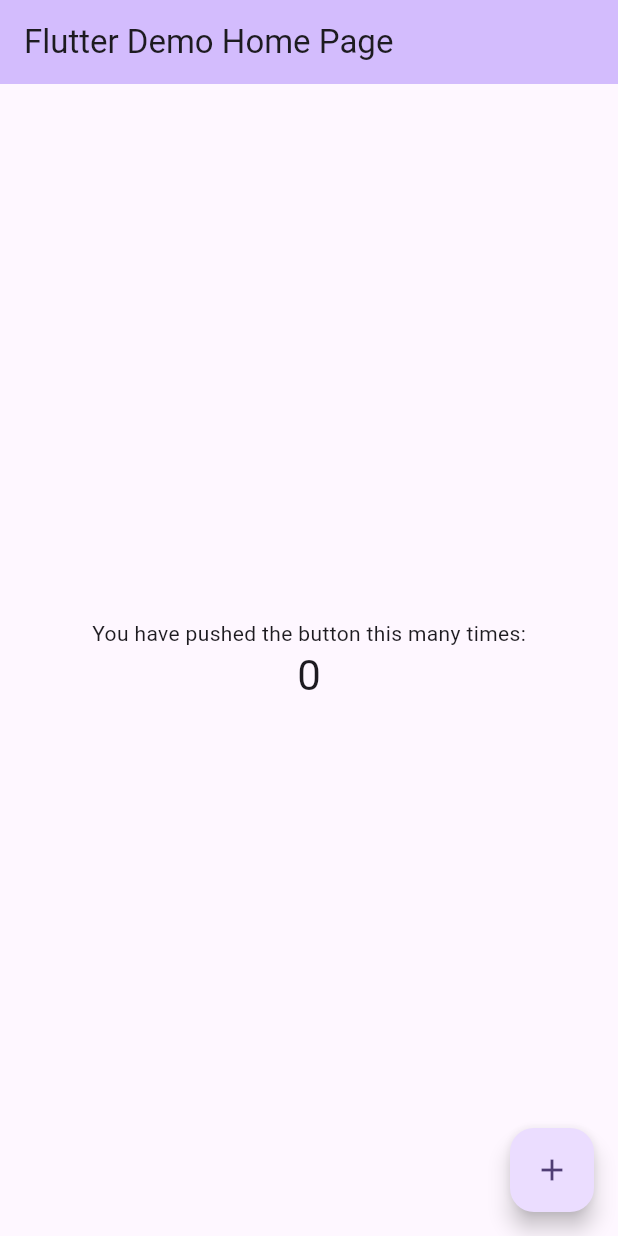
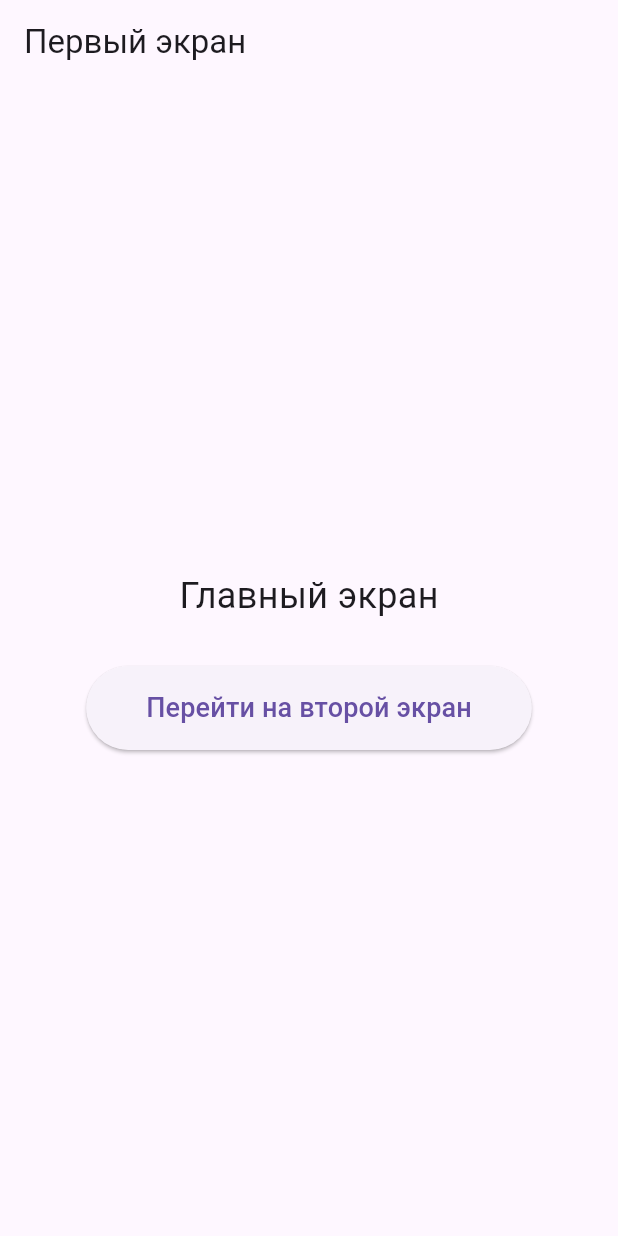
Before and after one commit to SVIKI17/PI2303_SVISCHEV, a Flutter app: the screen it shows after launch, on a phone screen of 412 x 824 dp. Run offline on Flutter 3.47's test engine with Material 3 defaults, Android fonts, the phone set to English and light mode, and no system bars.

Commit message:
Реализовал навигацию между экранами с передачей данных

```diff
--- a/lab7_app/lib/main.dart
+++ b/lab7_app/lib/main.dart
@@ -7,115 +7,124 @@ void main() {
 class MyApp extends StatelessWidget {
   const MyApp({super.key});
 
-  // This widget is the root of your application.
   @override
   Widget build(BuildContext context) {
     return MaterialApp(
-      title: 'Flutter Demo',
+      title: 'Навигация',
       theme: ThemeData(
-        // This is the theme of your application.
-        //
-        // TRY THIS: Try running your application with "flutter run". You'll see
-        // the application has a purple toolbar. Then, without quitting the app,
-        // try changing the seedColor in the colorScheme below to Colors.green
-        // and then invoke "hot reload" (save your changes or press the "hot
-        // reload" button in a Flutter-supported IDE, or press "r" if you used
-        // the command line to start the app).
-        //
-        // Notice that the counter didn't reset back to zero; the application
-        // state is not lost during the reload. To reset the state, use hot
-        // restart instead.
-        //
-        // This works for code too, not just values: Most code changes can be
-        // tested with just a hot reload.
-        colorScheme: .fromSeed(seedColor: Colors.deepPurple),
+        primarySwatch: Colors.blue,
       ),
-      home: const MyHomePage(title: 'Flutter Demo Home Page'),
+      initialRoute: '/',
+      routes: {
+        '/': (context) => const FirstScreen(),
+        '/second': (context) => const SecondScreen(),
+      },
     );
   }
 }
 
-class MyHomePage extends StatefulWidget {
-  const MyHomePage({super.key, required this.title});
-
-  // This widget is the home page of your application. It is stateful, meaning
-  // that it has a State object (defined below) that contains fields that affect
-  // how it looks.
-
-  // This class is the configuration for the state. It holds the values (in this
-  // case the title) provided by the parent (in this case the App widget) and
-  // used by the build method of the State. Fields in a Widget subclass are
-  // always marked "final".
-
-  final String title;
-
-  @override
-  State<MyHomePage> createState() => _MyHomePageState();
-}
-
-class _MyHomePageState extends State<MyHomePage> {
-  int _counter = 0;
-
-  void _incrementCounter() {
-    setState(() {
-      // This call to setState tells the Flutter framework that something has
-      // changed in this State, which causes it to rerun the build method below
-      // so that the display can reflect the updated values. If we changed
-      // _counter without calling setState(), then the build method would not be
-      // called again, and so nothing would appear to happen.
-      _counter++;
-    });
-  }
+class FirstScreen extends StatelessWidget {
+  const FirstScreen({super.key});
 
   @override
   Widget build(BuildContext context) {
-    // This method is rerun every time setState is called, for instance as done
-    // by the _incrementCounter method above.
-    //
-    // The Flutter framework has been optimized to make rerunning build methods
-    // fast, so that you can just rebuild anything that needs updating rather
-    // than having to individually change instances of widgets.
     return Scaffold(
       appBar: AppBar(
-        // TRY THIS: Try changing the color here to a specific color (to
-        // Colors.amber, perhaps?) and trigger a hot reload to see the AppBar
-        // change color while the other colors stay the same.
-        backgroundColor: Theme.of(context).colorScheme.inversePrimary,
-        // Here we take the value from the MyHomePage object that was created by
-        // the App.build method, and use it to set our appbar title.
-        title: Text(widget.title),
+        title: const Text('Первый экран'),
       ),
       body: Center(
-        // Center is a layout widget. It takes a single child and positions it
-        // in the middle of the parent.
         child: Column(
-          // Column is also a layout widget. It takes a list of children and
-          // arranges them vertically. By default, it sizes itself to fit its
-          // children horizontally, and tries to be as tall as its parent.
-          //
-          // Column has various properties to control how it sizes itself and
-          // how it positions its children. Here we use mainAxisAlignment to
-          // center the children vertically; the main axis here is the vertical
-          // axis because Columns are vertical (the cross axis would be
-          // horizontal).
-          //
-          // TRY THIS: Invoke "debug painting" (choose the "Toggle Debug Paint"
-          // action in the IDE, or press "p" in the console), to see the
-          // wireframe for each widget.
-          mainAxisAlignment: .center,
+          mainAxisAlignment: MainAxisAlignment.center,
           children: [
-            const Text('You have pushed the button this many times:'),
-            Text(
-              '$_counter',
-              style: Theme.of(context).textTheme.headlineMedium,
+            const Text(
+              'Главный экран',
+              style: TextStyle(fontSize: 24),
+            ),
+            const SizedBox(height: 30),
+            ElevatedButton(
+              onPressed: () async {
+                final result = await Navigator.pushNamed(
+                  context,
+                  '/second',
+                );
+                if (result != null && context.mounted) {
+                  ScaffoldMessenger.of(context).showSnackBar(
+                    SnackBar(
+                      content: Text('Вы выбрали: $result'),
+                      backgroundColor: Colors.green,
+                      duration: const Duration(seconds: 2),
+                    ),
+                  );
+                }
+              },
+              style: ElevatedButton.styleFrom(
+                padding: const EdgeInsets.symmetric(horizontal: 40, vertical: 15),
+              ),
+              child: const Text(
+                'Перейти на второй экран',
+                style: TextStyle(fontSize: 18),
+              ),
             ),
           ],
         ),
       ),
-      floatingActionButton: FloatingActionButton(
-        onPressed: _incrementCounter,
-        tooltip: 'Increment',
-        child: const Icon(Icons.add),
+    );
+  }
+}
+class SecondScreen extends StatelessWidget {
+  const SecondScreen({super.key});
+
+  @override
+  Widget build(BuildContext context) {
+    return Scaffold(
+      appBar: AppBar(
+        title: const Text('Второй экран'),
+      ),
+      body: Center(
+        child: Column(
+          mainAxisAlignment: MainAxisAlignment.center,
+          children: [
+            const Text(
+              'Сделайте выбор',
+              style: TextStyle(fontSize: 24),
+            ),
+            const SizedBox(height: 30),
+            Row(
+              mainAxisAlignment: MainAxisAlignment.center,
+              children: [
+                ElevatedButton(
+                  onPressed: () {
+                    Navigator.pop(context, 'Да');
+                  },
+                  style: ElevatedButton.styleFrom(
+                    backgroundColor: Colors.green,
+                    foregroundColor: Colors.white,
+                    padding: const EdgeInsets.symmetric(horizontal: 40, vertical: 15),
+                  ),
+                  child: const Text(
+                    'Да',
+                    style: TextStyle(fontSize: 20),
+                  ),
+                ),
+                const SizedBox(width: 30),
+                ElevatedButton(
+                  onPressed: () {
+                    Navigator.pop(context, 'Нет');
+                  },
+                  style: ElevatedButton.styleFrom(
+                    backgroundColor: Colors.red,
+                    foregroundColor: Colors.white,
+                    padding: const EdgeInsets.symmetric(horizontal: 40, vertical: 15),
+                  ),
+                  child: const Text(
+                    'Нет',
+                    style: TextStyle(fontSize: 20),
+                  ),
+                ),
+              ],
+            ),
+          ],
+        ),
       ),
     );
   }
```
